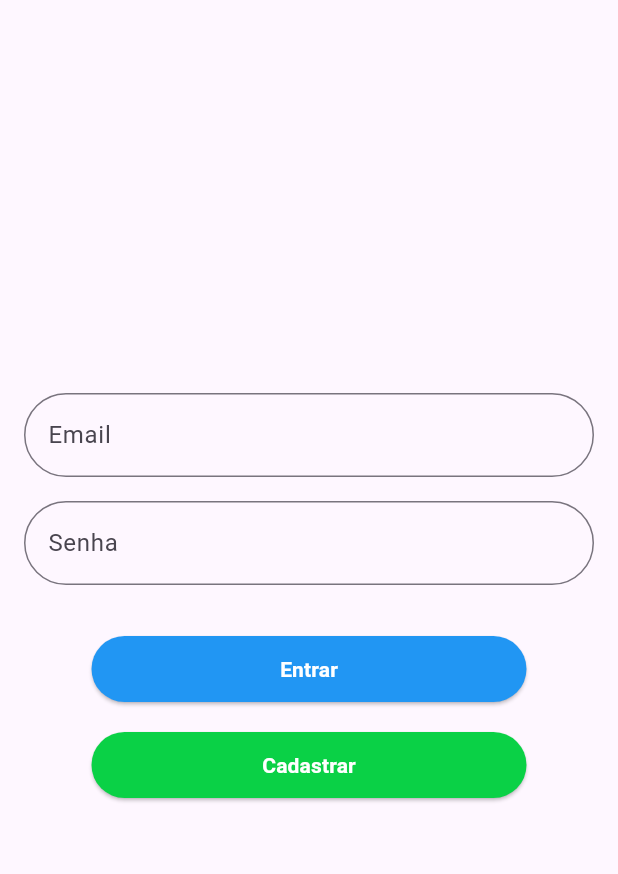
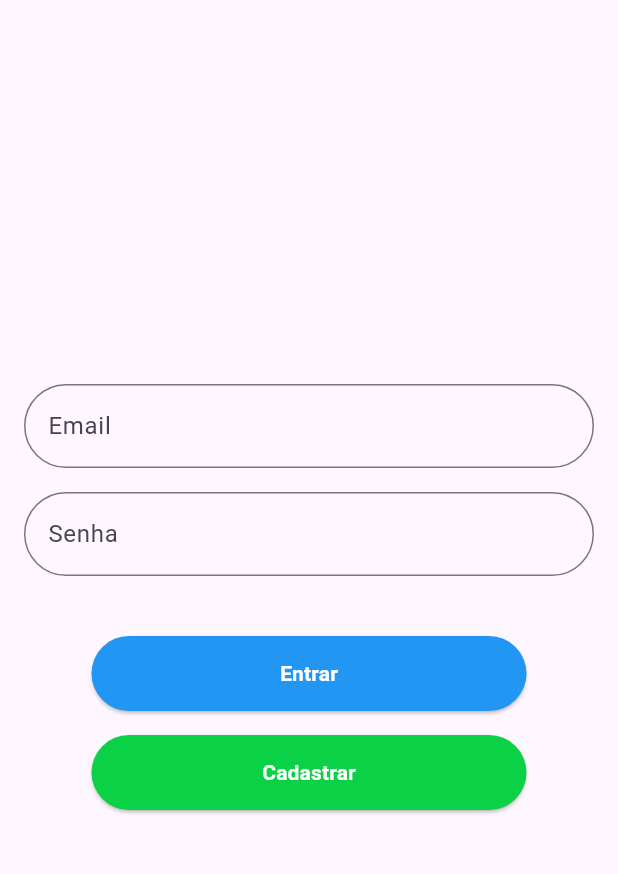
Before and after one commit to GabrielAdelino/TelaLogin_Flutter, a Flutter app: the screen it shows after launch, on a phone screen of 412 x 824 dp, the part 63-937 px from its top. Run offline on Flutter 3.47's test engine with Material 3 defaults, Android fonts, the phone set to English and light mode, and no system bars.

Commit message:
Second commit

```diff
--- a/lib/main.dart
+++ b/lib/main.dart
@@ -71,9 +71,10 @@ class _LoginScreenState extends State<LoginScreen> {
                   return null;
                 },
               ),
-              SizedBox(height: 32.0),
+              SizedBox(height: 40),
                SizedBox(
-                width: 290, // Largura total
+                width: 290,
+                height: 50, // Largura total
                 child: ElevatedButton(
                   onPressed: () {
                     if (_formKey.currentState!.validate()) {
@@ -82,7 +83,6 @@ class _LoginScreenState extends State<LoginScreen> {
                     }
                   },
                   style: ElevatedButton.styleFrom(
-                    padding: EdgeInsets.symmetric(vertical: 12),
                     shape: RoundedRectangleBorder(
                       borderRadius: BorderRadius.circular(30),
                     ),
@@ -100,13 +100,13 @@ class _LoginScreenState extends State<LoginScreen> {
               ),
               SizedBox(height: 16.0),
               SizedBox(
-                width: 290, // Largura total
+                width: 290,
+                height: 50, // Largura total
                 child: ElevatedButton(
                   onPressed: () {
                     print('Navegar para tela de cadastro');
                   },
                   style: ElevatedButton.styleFrom(
-                    padding: EdgeInsets.symmetric(vertical: 12),
                     shape: RoundedRectangleBorder(
                       borderRadius: BorderRadius.circular(30),
                     ),
```
